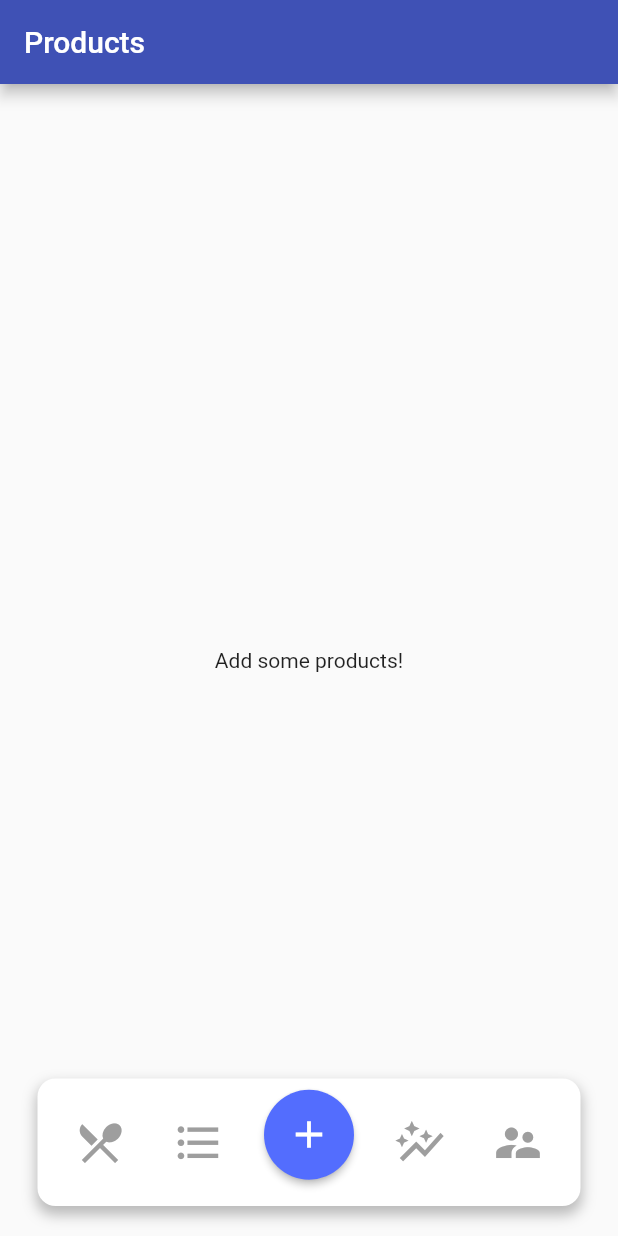
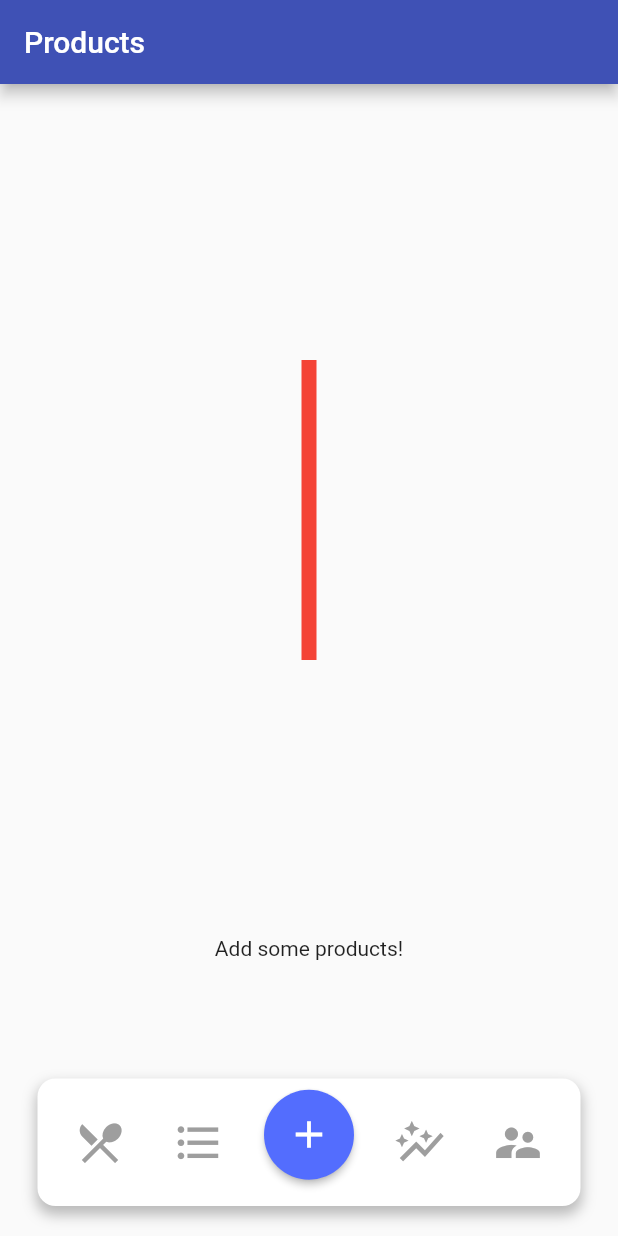
Before and after one commit to arstek131/Expire_App, a Flutter app: the screen it shows after launch, on a phone screen of 412 x 824 dp. Run offline on Flutter 3.47's test engine with Material 2 defaults, Android fonts, the phone set to English and light mode, and no system bars; our stand-ins replace sqflite; accounts and stored records are empty.

```diff
--- a/expire_app/lib/screens/add_product_screen.dart
+++ b/expire_app/lib/screens/add_product_screen.dart
@@ -7,6 +7,13 @@ class AddProductScreen extends StatefulWidget {
 }
 
 class _AddProductScreenState extends State<AddProductScreen> {
+  // Todo: change
+  @override
+  void initState() {
+    Future.delayed(Duration(seconds: 3), () => Navigator.of(context).pop());
+    super.initState();
+  }
+
   @override
   Widget build(BuildContext context) {
     return Scaffold(
--- a/expire_app/lib/screens/products_overview_screen.dart
+++ b/expire_app/lib/screens/products_overview_screen.dart
@@ -18,7 +18,16 @@ class _ProductsOverviewScreenState extends State<ProductsOverviewScreen> {
 
   @override
   Widget build(BuildContext context) {
-    return FutureBuilder(
+    return Column(
+      mainAxisAlignment: MainAxisAlignment.spaceEvenly,
+      crossAxisAlignment: CrossAxisAlignment.center,
+      children: [
+        Container(
+          height: 200,
+          width: 10,
+          color: Colors.red,
+        ),
+        FutureBuilder(
           future: Provider.of<ProductsProvider>(context, listen: false).fetchAndSetProducts(),
           builder: (ctx, snapshot) => snapshot.connectionState == ConnectionState.waiting
               ? const Center(
@@ -37,6 +46,8 @@ class _ProductsOverviewScreenState extends State<ProductsOverviewScreen> {
                           ),
                         ),
                 ),
+        ),
+      ],
     );
   }
 }
--- a/expire_app/lib/widgets/custom_bottom_navigation_bar.dart
+++ b/expire_app/lib/widgets/custom_bottom_navigation_bar.dart
@@ -89,7 +89,7 @@ class _CustomBottomNavigationBarState extends State<CustomBottomNavigationBar> {
                       )
                     : const Icon(
                         Icons.home_filled,
-                        size: 30,
+                        size: 25,
                       ),
                 style: ButtonStyle(
                   shape: MaterialStateProperty.all(const CircleBorder()),
--- a/expire_app/lib/widgets/custom_bottom_navigation_bar_item.dart
+++ b/expire_app/lib/widgets/custom_bottom_navigation_bar_item.dart
@@ -12,6 +12,8 @@ class CustomBottomNavigationBarItem extends StatelessWidget {
 
   @override
   Widget build(BuildContext context) {
+    AnimationController iconAnimationController;
+
     return Column(
       mainAxisAlignment: MainAxisAlignment.center,
       crossAxisAlignment: CrossAxisAlignment.center,
```
Lines whose indentation alone changed are shown as unchanged.
